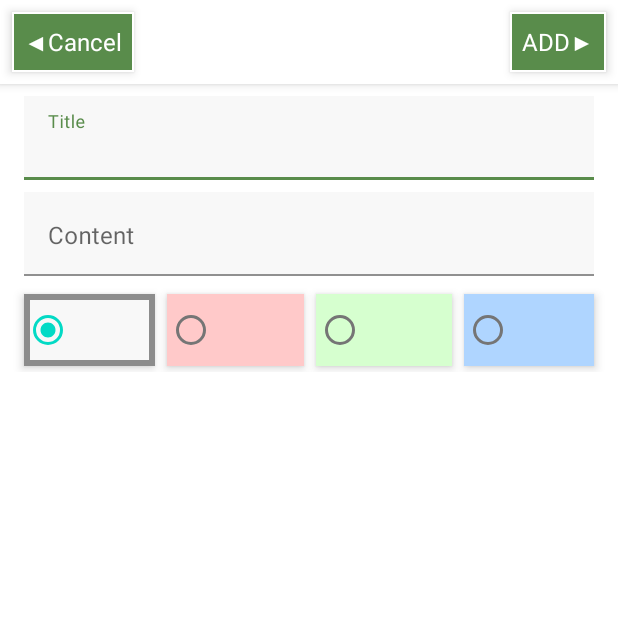
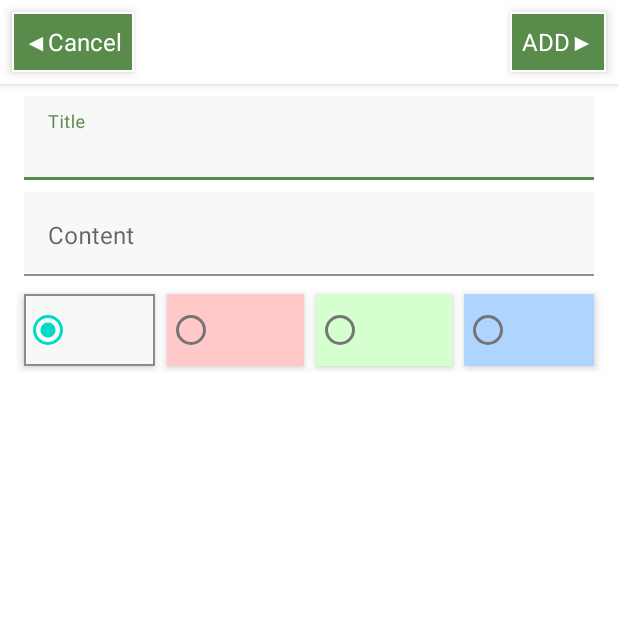
Before and after one commit to GRAM-DSM/SharingMyWishlist-Android, an Android app: the CreateActivity screen opened directly, with no data from a screen before it, on a phone screen of 412 x 824 dp, the top half of it. Run offline under Robolectric (Android 15) with nearby library versions, the phone set to English and light mode, and no system bars.

Commit message:
🎨 [design] :: change button stroke

```diff
--- a/SharingMyWishList/app/src/main/res/drawable/bg_create_blu.xml
+++ b/SharingMyWishList/app/src/main/res/drawable/bg_create_blu.xml
@@ -2,7 +2,7 @@
 <shape xmlns:android="http://schemas.android.com/apk/res/android">
 
     <stroke
-        android:width="4dp"
+        android:width="1dp"
         android:color="@color/bg_blu_stroke" />
     <solid android:color="@color/bg_blu" />
 
--- a/SharingMyWishList/app/src/main/res/drawable/bg_create_gre.xml
+++ b/SharingMyWishList/app/src/main/res/drawable/bg_create_gre.xml
@@ -2,7 +2,7 @@
 <shape xmlns:android="http://schemas.android.com/apk/res/android">
 
     <stroke
-        android:width="4dp"
+        android:width="1dp"
         android:color="@color/bg_gre_stroke" />
     <solid android:color="@color/bg_gre" />
 
--- a/SharingMyWishList/app/src/main/res/drawable/bg_create_nor.xml
+++ b/SharingMyWishList/app/src/main/res/drawable/bg_create_nor.xml
@@ -2,7 +2,7 @@
 <shape xmlns:android="http://schemas.android.com/apk/res/android">
 
     <stroke
-        android:width="4dp"
+        android:width="1dp"
         android:color="@color/bg_nor_stroke" />
     <solid android:color="@color/bg_nor" />
 
--- a/SharingMyWishList/app/src/main/res/drawable/bg_create_red.xml
+++ b/SharingMyWishList/app/src/main/res/drawable/bg_create_red.xml
@@ -2,7 +2,7 @@
 <shape xmlns:android="http://schemas.android.com/apk/res/android">
 
     <stroke
-        android:width="4dp"
+        android:width="1dp"
         android:color="@color/bg_red_stroke" />
     <solid android:color="@color/bg_red" />
 
```
Also changed, not shown: SharingMyWishList/app/src/main/java/com/example/sharingmywishlist/ItemAdapter.java (+4 -6 lines).
